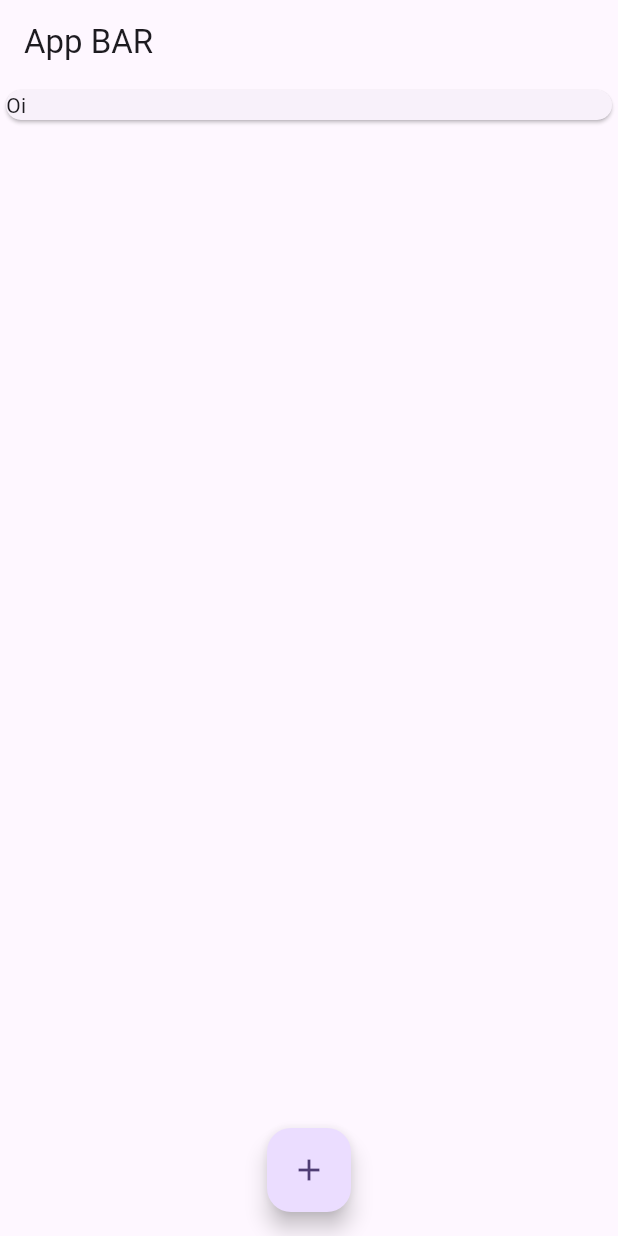
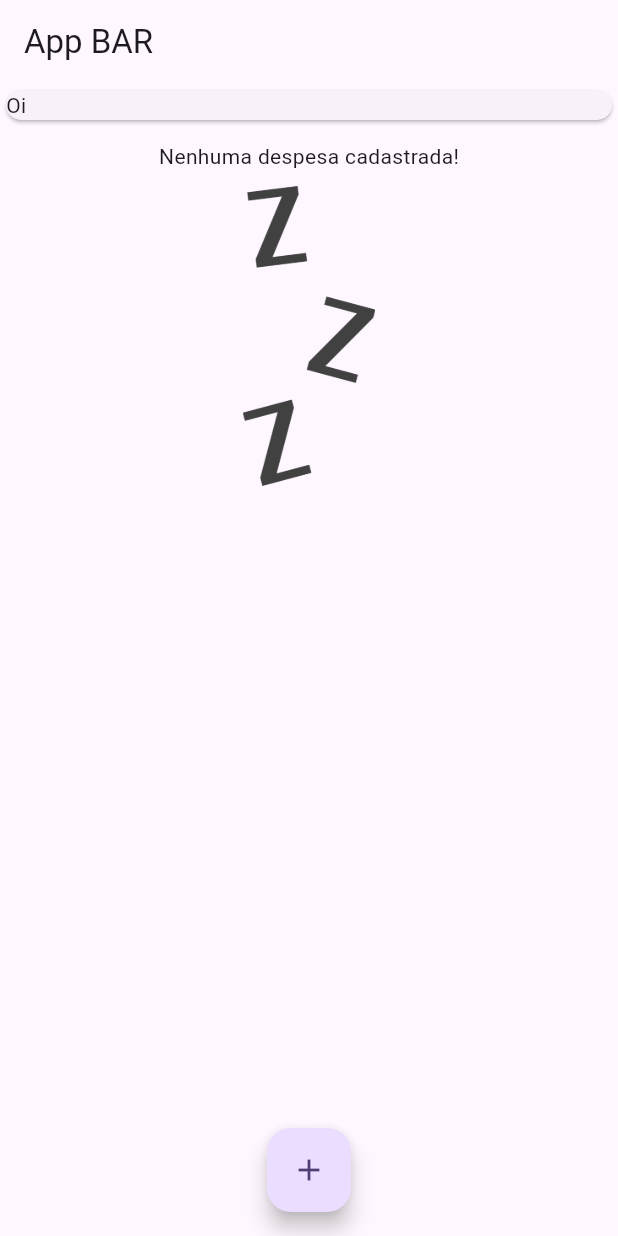
Before and after one commit to NatanBatista/despesas, a Flutter app: the screen it shows after launch, on a phone screen of 412 x 824 dp. Run offline on Flutter 3.47's test engine with Material 3 defaults, Android fonts, the phone set to English and light mode, and no system bars.

Commit message:
feat: Add placeholder image for empty transactions list
Display a placeholder image when the transactions list is empty. Render the list items if the transactions list is not empty.

```diff
--- a/lib/components/home/transactions_list.dart
+++ b/lib/components/home/transactions_list.dart
@@ -16,7 +16,19 @@ class TransactionsList extends StatelessWidget {
   Widget build(BuildContext context) {
     return SizedBox(
       height: 300,
-      child: ListView.builder(
+      child: transactions.isEmpty ?
+        Column(
+          children: [
+            const SizedBox(height: 10,),
+            const Text("Nenhuma despesa cadastrada!"),
+            const SizedBox(height: 10,),
+            SizedBox(
+              height: 200,
+              child: Image.asset("assets/images/waiting.png"),
+            )
+          ],
+        )
+      : ListView.builder(
         itemCount: transactions.length,
         itemBuilder: (context, index) {
         final e = transactions[index];
--- a/pubspec.yaml
+++ b/pubspec.yaml
@@ -60,8 +60,8 @@ flutter:
   uses-material-design: true
 
   # To add assets to your application, add an assets section, like this:
-  # assets:
-  #   - images/a_dot_burr.jpeg
+  assets:
+     - assets/images/waiting.png
   #   - images/a_dot_ham.jpeg
 
   # An image asset can refer to one or more resolution-specific "variants", see
```
Also changed, not shown: assets/images/waiting.png (added).
